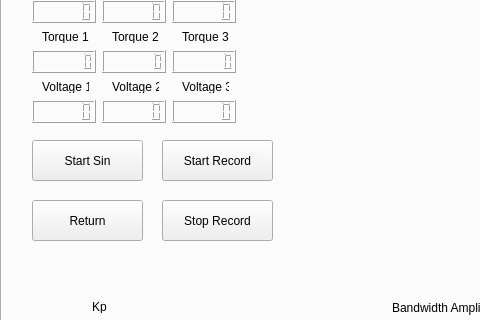
sschorr/TactileDevice, file mainwindow.ui: the form before one commit; both pictures show x 0 to 480 and y 423 to 743 of the 1166 by 936 pixel window.
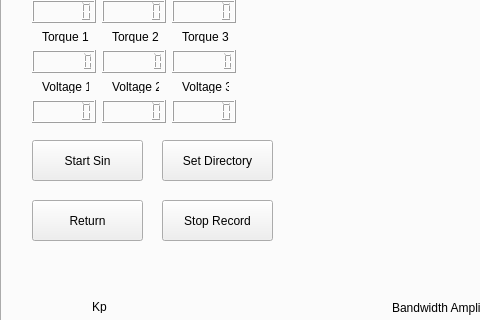
The form after the commit. Custom widgets are drawn as their Qt base class.

Commit message: added record of sinusoids, moveable camera, started adding friction environment

Diff of the .ui file:
```diff
--- a/mainwindow.ui
+++ b/mainwindow.ui
@@ -787,7 +787,7 @@
        </rect>
       </property>
       <property name="text">
-       <string>Start Record</string>
+       <string>Set Directory</string>
       </property>
      </widget>
      <widget class="QPushButton" name="stopRecord">
```
Left out of the diff: 2 changed lines with no effect on the pictures. The commit also changes 5 other files.
